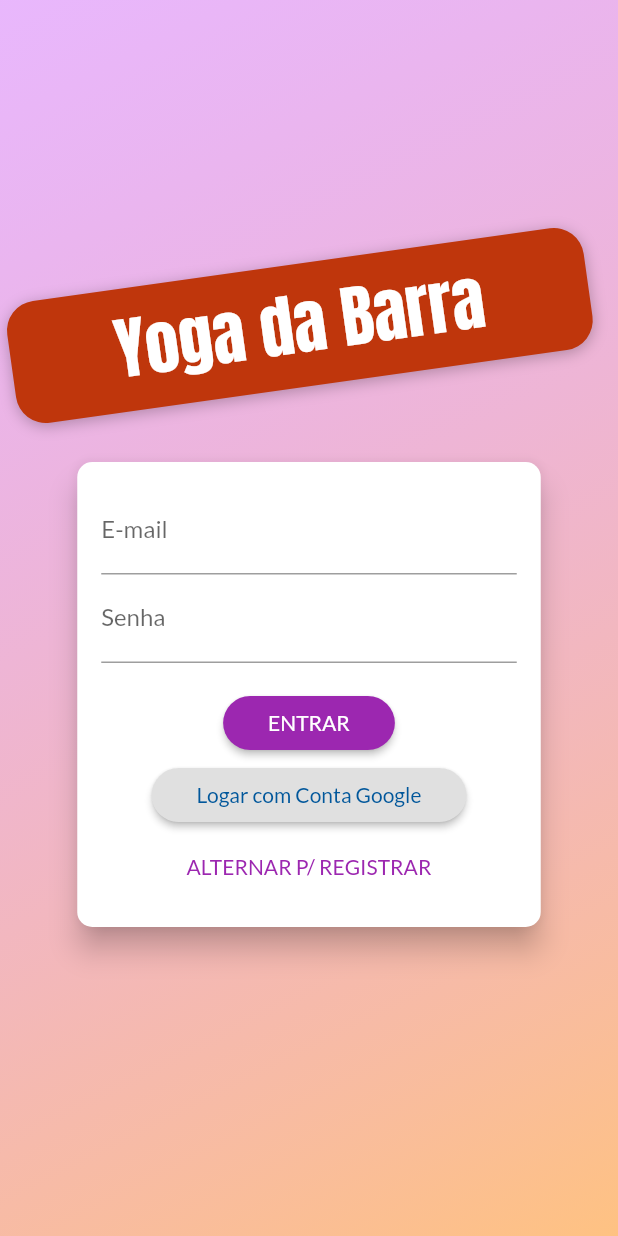
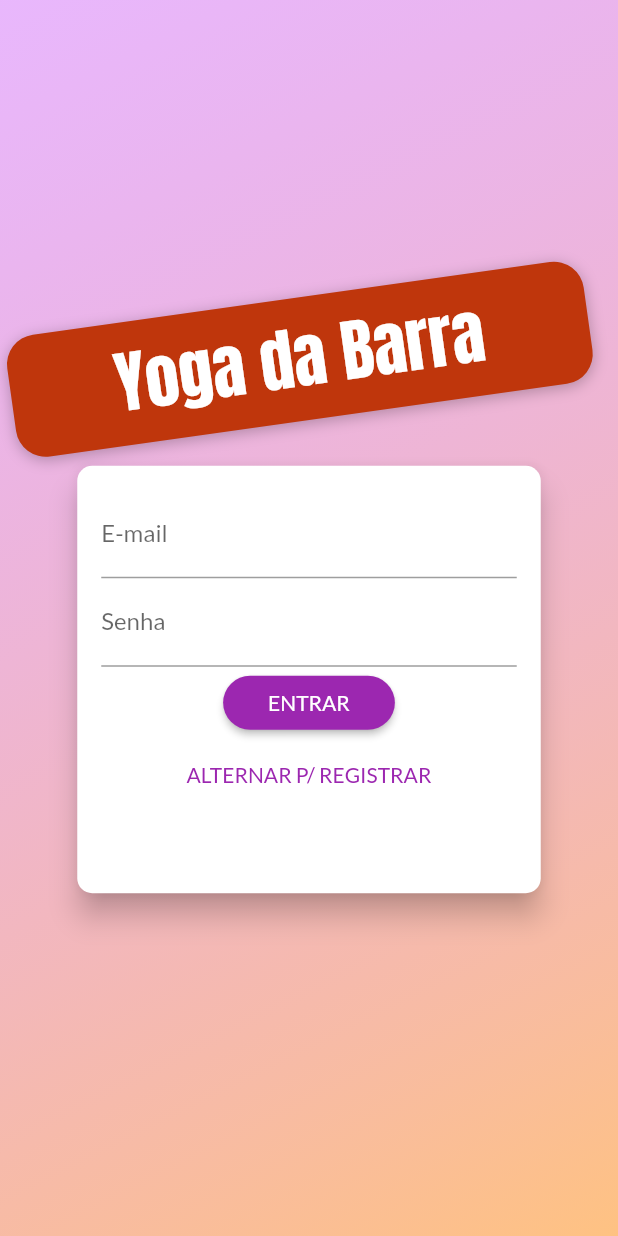
Before and after one commit to MateusONunes/yogabarraapp, a Flutter app: the screen it shows after launch, on a phone screen of 412 x 824 dp. Run offline on Flutter 3.47's test engine with Material 2 defaults, Android fonts, the phone set to English and light mode, and no system bars; our stand-ins replace cloud_firestore, shared_preferences; accounts and stored records are empty.

Commit message:
Ajustes de Laytoute

```diff
--- a/mobile_flutter/lib/views/auth_screen.dart
+++ b/mobile_flutter/lib/views/auth_screen.dart
@@ -27,8 +27,9 @@ class AuthScreen extends StatelessWidget {
               mainAxisAlignment: MainAxisAlignment.center,
               crossAxisAlignment: CrossAxisAlignment.center,
               children: <Widget>[
+
                 Container(
-                  margin: EdgeInsets.only(bottom: 20.0),
+                margin: EdgeInsets.only(bottom: 0.0),
                 padding: EdgeInsets.symmetric(
                   vertical: 8,
                   horizontal: 70,
--- a/mobile_flutter/lib/widgets/auth_card.dart
+++ b/mobile_flutter/lib/widgets/auth_card.dart
@@ -133,7 +133,7 @@ Future<void> _googleAcount() async {
         borderRadius: BorderRadius.circular(10.0),
       ),
       child: Container(
-        height: _authMode == AuthMode.Login ? 310 : 391,
+        height: _authMode == AuthMode.Login ? 285 : 305,
         width: deviceSize.width * 0.75,
         padding: EdgeInsets.all(16.0),
         child: Form(
@@ -176,11 +176,13 @@ Future<void> _googleAcount() async {
                         }
                       : null,
                 ),
-              Spacer(),
+              // Spacer(),
               if (_isLoading)
                 CircularProgressIndicator()
               else
-                RaisedButton(
+                Container(
+                  padding: EdgeInsets.all(0),
+                  child: RaisedButton(
                     shape: RoundedRectangleBorder(
                       borderRadius: BorderRadius.circular(30),
                     ),
@@ -195,19 +197,20 @@ Future<void> _googleAcount() async {
                     ),
                     onPressed: _submit,
                   ),
-                RaisedButton(
-                  shape: RoundedRectangleBorder(
-                    borderRadius: BorderRadius.circular(30),
                 ),
-                  //color: Theme.of(context).primaryColor,
-                  textColor: Colors.lightBlue[900]  ,// Theme.of(context).primaryTextTheme.button.color,
-                  padding: EdgeInsets.symmetric(
-                    horizontal: 30.0,
-                    vertical: 8.0,
-                  ),
-                  child: Text('Logar com Conta Google'),
-                  onPressed: _googleAcount,
-                ),
+                // RaisedButton(
+                //   shape: RoundedRectangleBorder(
+                //     borderRadius: BorderRadius.circular(30),
+                //   ),
+                //   //color: Theme.of(context).primaryColor,
+                //   textColor: Colors.lightBlue[900]  ,// Theme.of(context).primaryTextTheme.button.color,
+                //   padding: EdgeInsets.symmetric(
+                //     horizontal: 30.0,
+                //     vertical: 8.0,
+                //   ),
+                //   child: Text('Logar com Conta Google'),
+                //   onPressed: _googleAcount,
+                // ),
               FlatButton(
                 onPressed: _switchAuthMode,
                 child: Text(
```
Lines whose indentation alone changed are shown as unchanged.
